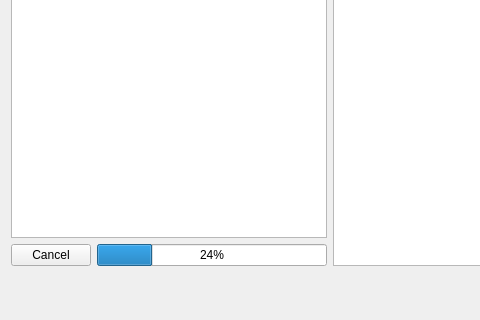
The window that qt_creator_project/bbp-qt/mainwindow.ui (bestimmaa/batch-image-resizer-qt-opencv) describes before a commit, drawn with Qt 5; both pictures show x 0 to 480 and y 351 to 671 of the 982 by 671 pixel window.
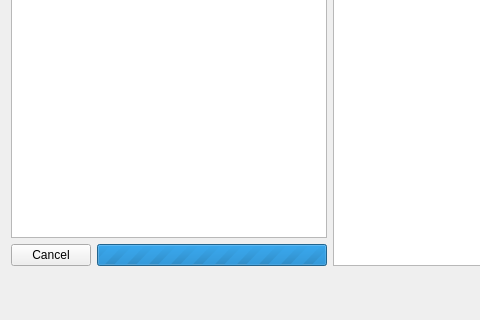
The same window after the commit.

Commit message: set progress bar to marque mode

The edit to the form file:
```diff
--- a/qt_creator_project/bbp-qt/mainwindow.ui
+++ b/qt_creator_project/bbp-qt/mainwindow.ui
@@ -47,8 +47,11 @@
          </item>
          <item>
           <widget class="QProgressBar" name="progressBarLoadingFiles">
+           <property name="maximum">
+            <number>0</number>
+           </property>
            <property name="value">
-            <number>24</number>
+            <number>-1</number>
            </property>
           </widget>
          </item>
```
The commit also changes 1 other file.
